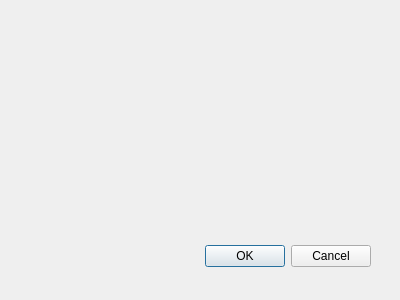
The window that src/wakeonlan.ui (dannagle/PacketSender) describes before a commit, drawn with Qt 5.
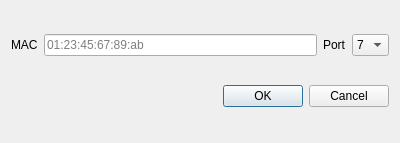
The same window after the commit.

Diff of the .ui file:
```diff
--- a/src/wakeonlan.ui
+++ b/src/wakeonlan.ui
@@ -9,21 +9,54 @@
     <x>0</x>
     <y>0</y>
     <width>400</width>
-    <height>300</height>
+    <height>143</height>
    </rect>
   </property>
   <property name="windowTitle">
    <string>Dialog</string>
   </property>
+  <layout class="QVBoxLayout" name="verticalLayout">
+   <item>
+    <layout class="QHBoxLayout" name="horizontalLayout">
+     <item>
+      <widget class="QLabel" name="label">
+       <property name="text">
+        <string>MAC</string>
+       </property>
+      </widget>
+     </item>
+     <item>
+      <widget class="QLineEdit" name="macEdit">
+       <property name="placeholderText">
+        <string>01:23:45:67:89:ab</string>
+       </property>
+      </widget>
+     </item>
+     <item>
+      <widget class="QLabel" name="label_2">
+       <property name="text">
+        <string>Port</string>
+       </property>
+      </widget>
+     </item>
+     <item>
+      <widget class="QComboBox" name="portBox">
+       <item>
+        <property name="text">
+         <string>7</string>
+        </property>
+       </item>
+       <item>
+        <property name="text">
+         <string>9</string>
+        </property>
+       </item>
+      </widget>
+     </item>
+    </layout>
+   </item>
+   <item>
   <widget class="QDialogButtonBox" name="buttonBox">
-   <property name="geometry">
-    <rect>
-     <x>30</x>
-     <y>240</y>
-     <width>341</width>
-     <height>32</height>
-    </rect>
-   </property>
    <property name="orientation">
     <enum>Qt::Horizontal</enum>
    </property>
@@ -31,6 +64,8 @@
     <set>QDialogButtonBox::Cancel|QDialogButtonBox::Ok</set>
    </property>
   </widget>
+   </item>
+  </layout>
  </widget>
  <pixmapfunction/>
  <resources/>
```
Left out of the diff: 5 changed lines with no effect on the pictures. Lines whose indentation alone changed are shown as unchanged.
